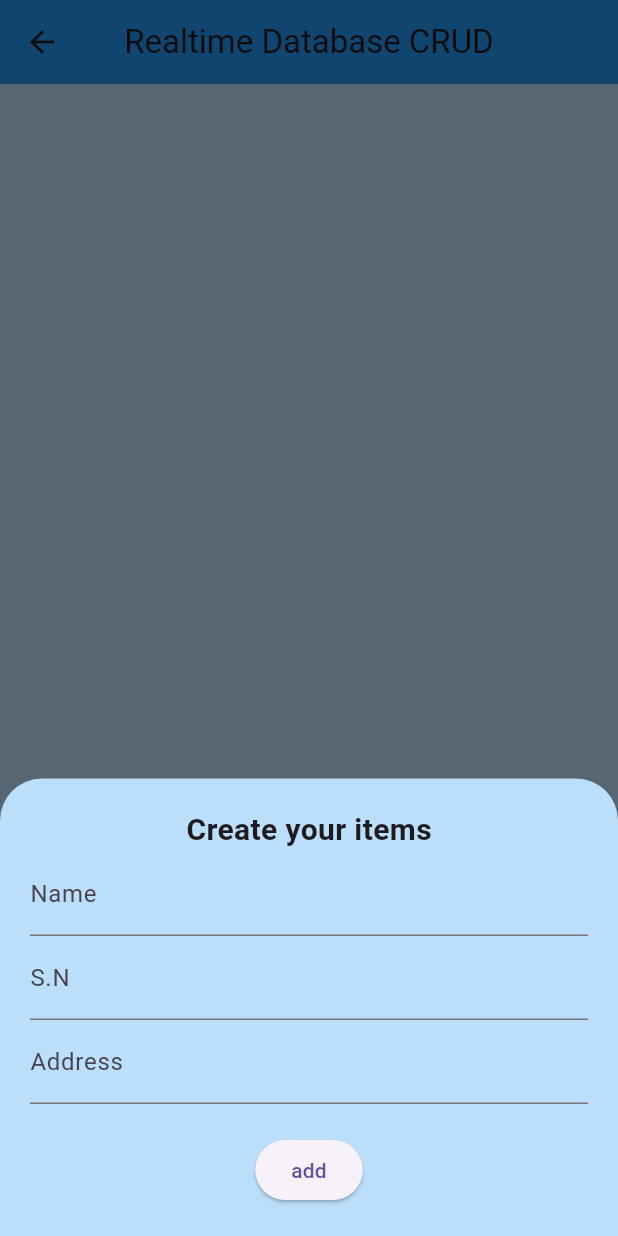
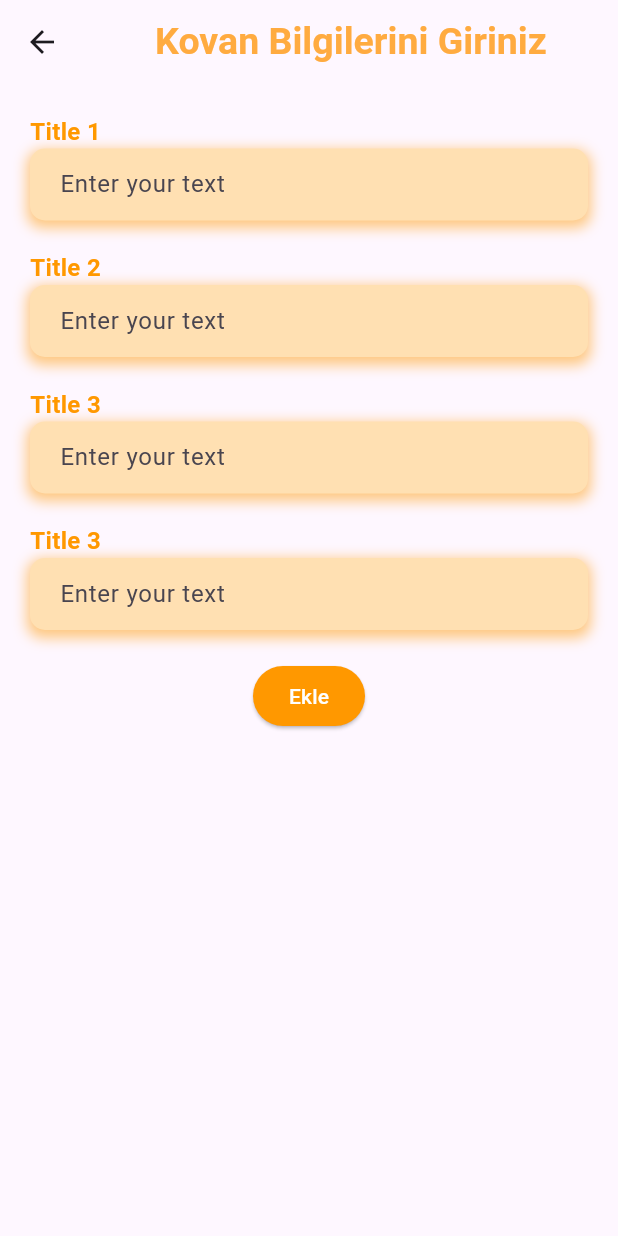
Before and after one commit to Intelli-Hive/IntelliHive-Mobile, a Flutter app: the AddHivePage screen opened directly, after a tap on the "add" icon, on a phone screen of 412 x 824 dp. Run offline on Flutter 3.47's test engine with Material 3 defaults, Android fonts, the phone set to English and light mode, and no system bars; drawn by our look-alikes of firebase_database; our stand-ins replace cloud_firestore, firebase_auth, firebase_core, flutter_svg, fluttertoast; accounts and stored records are empty.

Commit message:
update n delete data, added

```diff
--- a/intellihive_mobile_app/lib/Pages/Hive_Page/create_bottom_sheet.dart
+++ /dev/null
@@ -1,81 +0,0 @@
-import 'package:flutter/material.dart';
-import 'hive_main.dart';
-
-
-final TextEditingController nameController = TextEditingController();
-final TextEditingController snController = TextEditingController();
-final TextEditingController addressController = TextEditingController();
-
-void createBottomSheet(BuildContext context) {
-  showModalBottomSheet(
-      isScrollControlled: true,
-      backgroundColor: Colors.blue[100],
-      context: context,
-      builder: (BuildContext context) {
-        return Padding(
-          padding: EdgeInsets.only(
-            top: 20,
-            right: 20,
-            left: 20,
-            bottom: MediaQuery.of(context).viewInsets.bottom + 20,
-          ),
-          child: Column(
-            mainAxisAlignment: MainAxisAlignment.start,
-            mainAxisSize: MainAxisSize.min,
-            children: [
-              const Center(
-                child: Text(
-                  "Create your items",
-                  style: TextStyle(
-                    fontSize: 20,
-                    fontWeight: FontWeight.bold,
-                  ),
-                ),
-              ),
-              TextField(
-                controller: nameController,
-                decoration: const InputDecoration(
-                  labelText: "Name",
-                  hintText: "eg.Elon",
-                ),
-              ),
-              TextField(
-                keyboardType: TextInputType.number,
-                controller: snController,
-                decoration: const InputDecoration(
-                  labelText: "S.N",
-                  hintText: "eg.1",
-                ),
-              ),
-              TextField(
-                controller: addressController,
-                decoration: const InputDecoration(
-                  labelText: "Address",
-                  hintText: "eg.UK",
-                ),
-              ),
-              const SizedBox(
-                height: 20,
-              ),
-              ElevatedButton(
-                  onPressed: () {
-                    final id = DateTime.now().microsecond.toString();
-                    databaseReference.child(id).set({
-                      'name': nameController.text.toString(),
-                      'sn': snController.text.toString(),
-                      'address': addressController.text.toString(),
-                      'id': id //It's give the unique id every time.
-                    });
-                    // For clear the controller
-                    nameController.clear();
-                    snController.clear();
-                    addressController.clear();
-                    //For Dismiss the keyboard afte adding items
-                    Navigator.pop(context);
-                  },
-                  child: const Text("add"))
-            ],
-          ),
-        );
-      });
-}
--- a/intellihive_mobile_app/lib/Pages/Hive_Page/hive_main.dart
+++ b/intellihive_mobile_app/lib/Pages/Hive_Page/hive_main.dart
@@ -1,8 +1,8 @@
-import 'package:firebase_database/firebase_database.dart';
-import 'package:firebase_database/ui/firebase_animated_list.dart';
+import 'package:cloud_firestore/cloud_firestore.dart';
+import 'package:firebase_auth/firebase_auth.dart';
 import 'package:flutter/material.dart';
-import 'update_bottom_sheet.dart';
-import 'create_bottom_sheet.dart';
+import 'package:fluttertoast/fluttertoast.dart';
+import 'package:intellihive_mobile_app/Pages/Hive_Page/new_hive.dart';
 
 class AddHivePage extends StatefulWidget {
   AddHivePage({Key? key}) : super(key: key);
@@ -11,92 +11,148 @@ class AddHivePage extends StatefulWidget {
   State<AddHivePage> createState() => _AddHivePageState();
 }
 
-final databaseReference = FirebaseDatabase.instance.ref("IntelliHiveDatas");
+String userId = FirebaseAuth.instance.currentUser?.uid ?? '';
 
 class _AddHivePageState extends State<AddHivePage> {
+
+  final CollectionReference _userHives =
+  FirebaseFirestore.instance
+      .collection('Hives')
+      .doc('UserHives')
+      .collection(userId);
+
+  final _kovanPlakaController = TextEditingController();
+  final _kovanSicaklikController = TextEditingController();
+  final _kovanNemController = TextEditingController();
+  final _kovanAgirlikController = TextEditingController();
+
+  Future<void> _update([DocumentSnapshot? documentSnapshot]) async {
+    if (documentSnapshot != null)  {
+      _kovanPlakaController.text = documentSnapshot['kovan_plaka'];
+      _kovanSicaklikController.text = documentSnapshot['kovan_sicaklik'];
+      _kovanNemController.text = documentSnapshot['kovan_nem'];
+      _kovanAgirlikController.text = documentSnapshot['kovan_agirlik'];
+    }
+    await showModalBottomSheet(
+      isScrollControlled: true,
+        context: context,
+        builder: (BuildContext ctx) {
+      return Padding(
+          padding: EdgeInsets.only(
+            top: 20,
+            left: 20,
+            right: 20,
+            bottom: MediaQuery.of(ctx).viewInsets.bottom + 20),
+        child: Column(
+          mainAxisSize: MainAxisSize.min,
+          crossAxisAlignment: CrossAxisAlignment.start,
+          children: [
+            TextField(
+              controller: _kovanPlakaController,
+              decoration: const InputDecoration(labelText: 'Kovan Plakası'),
+            ),
+            TextField(
+              keyboardType:
+                  const TextInputType.numberWithOptions(decimal: true),
+              controller: _kovanSicaklikController,
+              decoration: const InputDecoration(labelText: 'Kovan Sıcaklık'),
+            ),
+            const SizedBox(height: 20),
+            ElevatedButton(
+                child: const Text('Güncelle'),
+                onPressed: () async {
+                  final String plaka = _kovanPlakaController.text;
+                  final String sicaklik = _kovanSicaklikController.text;
+                  if (plaka != null) {
+                    await _userHives
+                        .doc(documentSnapshot!.id)
+                        .update({"kovan_plaka": plaka, "kovan_sicaklik": sicaklik});
+                    _kovanPlakaController.text = '';
+                    _kovanSicaklikController.text = '';
+                  }
+                },
+            )
+          ],
+        ),
+      );
+    }
+    );
+  }
+  Future<void> _delete(String hiveId) async {
+    await _userHives.doc(hiveId).delete();
+
+    Fluttertoast.showToast(
+        msg: "Kovan Başarıyla Silindi!",
+        toastLength: Toast.LENGTH_SHORT,
+        gravity: ToastGravity.BOTTOM,
+        timeInSecForIosWeb: 1,
+        backgroundColor: Colors.green,
+        textColor: Colors.white,
+        fontSize: 16.0
+    );
+  }
 
   @override
   Widget build(BuildContext context) {
     return Scaffold(
-      resizeToAvoidBottomInset: true,
-      backgroundColor: Colors.blue[100],
+      floatingActionButton: FloatingActionButton(
+          onPressed: () {
+            Navigator.push(
+                context, MaterialPageRoute(builder: (context) => NewHive()));
+          },
+          child: Icon(Icons.add)),
       appBar: AppBar(
-        backgroundColor: Colors.blue,
-        centerTitle: true,
-        title: const Text("Realtime Database CRUD"),
+        title: Row(
+          mainAxisAlignment: MainAxisAlignment.center,
+          children: [
+            Text(
+              "Kovan Ekle",
+              style: TextStyle(
+                  color: Colors.orangeAccent,
+                  fontSize: 25.0,
+                  fontWeight: FontWeight.bold),
+            )
+          ],
+        ),
       ),
-      // For Read/Display Operaion
-      body: Column(
-        children: [
-          Expanded(
-              child: FirebaseAnimatedList(
-                  query: databaseReference,
-                  itemBuilder: (context, snapshot, index, animation) {
-                    return Card(
-                      shape: RoundedRectangleBorder(
-                        borderRadius: BorderRadius.circular(20),
-                      ),
-                      margin: const EdgeInsets.all(10),
-                      child: ListTile(
-                        title: Text(
-                          snapshot.child("name").value.toString(),
-                          style: const TextStyle(
-                            fontWeight: FontWeight.bold,
-                            fontSize: 20,
-                          ),
-                        ),
-                        subtitle:
-                        Text(snapshot.child("address").value.toString()),
-                        leading: CircleAvatar(
-                            backgroundColor: Colors.blue[100],
-                            child: Text(snapshot.child("sn").value.toString())),
-                        trailing: PopupMenuButton(
-                          icon: const Icon(Icons.more_vert),
-                          itemBuilder: (context) => [
-                            // For Update Operation
-                            PopupMenuItem(
-                              value: 1,
-                              child: ListTile(
-                                onTap: () {
-                                  Navigator.pop(context);
-                                  updateBottomSheet(
-                                    context,
-                                    snapshot.child("name").value.toString(),
-                                    snapshot.child("id").value.toString(),
-                                    snapshot.child("sn").value.toString(),
-                                    snapshot.child("address").value.toString(),
-                                  );
-                                },
-                                leading: const Icon(Icons.edit),
-                                title: const Text("Edit"),
-                              ),
+      body: StreamBuilder(
+        stream: _userHives.snapshots(),
+        builder: (context, AsyncSnapshot<QuerySnapshot> streamSnapshot) {
+          if(streamSnapshot.hasData){
+            return ListView.builder(
+                itemCount: streamSnapshot.data!.docs.length,
+                itemBuilder: (context, index) {
+                  final DocumentSnapshot documentSnapshot =
+                      streamSnapshot.data!.docs[index];
+                  return Card(
+                    margin: const EdgeInsets.all(10),
+                    child: ListTile(
+                      title: Text(documentSnapshot['kovan_plaka']),
+                      subtitle: Text(documentSnapshot['kovan_sicaklik']),
+                      trailing: SizedBox(
+                        width: 100,
+                        child: Row(
+                          children: [
+                            IconButton(
+                                onPressed: () => _update(documentSnapshot),
+                                icon: const Icon(Icons.calendar_view_week)
                             ),
-                            // For Delete Operation
-                            PopupMenuItem(
-                              value: 2,
-                              child: ListTile(
-                                onTap: () {
-                                  Navigator.pop(context);
-                                  databaseReference
-                                      .child(
-                                      snapshot.child('id').value.toString())
-                                      .remove();
-                                },
-                                leading: const Icon(Icons.delete),
-                                title: const Text("Delete"),
-                              ),
-                            ),
+                            IconButton(
+                                onPressed: () => _delete(documentSnapshot.id),
+                                icon: const Icon(Icons.delete)
+                            )
                           ],
                         ),
                       ),
-                    );
-                  }))
-        ],
-      ),
-      // For Create Operation
-      floatingActionButton: FloatingActionButton(
-        onPressed: () => createBottomSheet(context),
-        child: const Icon(Icons.add),
+                    ),
+                  );
+                },
+            );
+          }
+          return const Center(
+            child: CircularProgressIndicator(),
+          );
+        },
       ),
     );
   }
--- /dev/null
+++ b/intellihive_mobile_app/lib/Pages/Hive_Page/new_hive.dart
@@ -0,0 +1,245 @@
+import 'package:flutter/material.dart';
+import 'package:fluttertoast/fluttertoast.dart';
+import '../../services/hive_service.dart';
+import 'package:firebase_auth/firebase_auth.dart';
+
+class NewHive extends StatefulWidget {
+  const NewHive({super.key});
+
+  @override
+  State<NewHive> createState() => _NewHiveState();
+}
+
+Future<String> getCurrentUserId() async {
+  FirebaseAuth auth = FirebaseAuth.instance;
+  User? user = auth.currentUser;
+
+  if (user != null) {
+    // Kullanıcı oturum açmışsa, kullanıcının kimlik bilgisini döndür
+    return user.uid;
+  } else {
+    // Kullanıcı oturum açmamışsa, boş bir dize döndür
+    return '';
+  }
+}
+
+
+class _NewHiveState extends State<NewHive> {
+  final _kovanPlakaController = TextEditingController();
+  final _kovanSicaklikController = TextEditingController();
+  final _kovanNemController = TextEditingController();
+  final _kovanAgirlikController = TextEditingController();
+
+  @override
+  Widget build(BuildContext context) {
+    return Scaffold(
+      appBar: AppBar(
+        title: Row(
+          mainAxisAlignment: MainAxisAlignment.center,
+          children: [
+            Text(
+              "Kovan Bilgilerini Giriniz",
+              style: TextStyle(
+                  color: Colors.orangeAccent,
+                  fontSize: 25.0,
+                  fontWeight: FontWeight.bold),
+            )
+          ],
+        ),
+      ),
+      body: SingleChildScrollView(
+        child: Container(
+          padding: EdgeInsets.all(20.0),
+          child: Column(
+            mainAxisAlignment: MainAxisAlignment.start,
+            crossAxisAlignment: CrossAxisAlignment.stretch,
+            children: [
+              // İlk metin giriş alanı
+              Column(
+                crossAxisAlignment: CrossAxisAlignment.start,
+                children: [
+                  Text(
+                    'Title 1', // Başlık 1
+                    style: TextStyle(
+                      color: Colors.orange, // Turuncu rengi
+                      fontSize: 16.0,
+                      fontWeight: FontWeight.bold,
+                    ),
+                  ),
+                  Container(
+                    padding: EdgeInsets.symmetric(horizontal: 20.0),
+                    decoration: BoxDecoration(
+                      color: Colors.orange[100], // Turuncu tonu burada
+                      borderRadius: BorderRadius.circular(10.0),
+                      boxShadow: [
+                        BoxShadow(
+                          color: Colors.orange.withOpacity(0.5), // Yarı saydamlık ve turuncu tonu
+                          spreadRadius: 2,
+                          blurRadius: 7,
+                          offset: Offset(0, 3), // Gölgenin pozisyonu
+                        ),
+                      ],
+                    ),
+                    child: TextFormField(
+                      controller: _kovanPlakaController,
+                      decoration: InputDecoration(
+                        border: InputBorder.none,
+                        hintText: 'Enter your text',
+                      ),
+                    ),
+                  ),
+                ],
+              ),
+              SizedBox(height: 20.0), // Bir boşluk ekleyebilirsiniz
+
+              // İkinci metin giriş alanı
+              Column(
+                crossAxisAlignment: CrossAxisAlignment.start,
+                children: [
+                  Text(
+                    'Title 2', // Başlık 2
+                    style: TextStyle(
+                      color: Colors.orange, // Turuncu rengi
+                      fontSize: 16.0,
+                      fontWeight: FontWeight.bold,
+                    ),
+                  ),
+                  Container(
+                    padding: EdgeInsets.symmetric(horizontal: 20.0),
+                    decoration: BoxDecoration(
+                      color: Colors.orange[100], // Turuncu tonu burada
+                      borderRadius: BorderRadius.circular(10.0),
+                      boxShadow: [
+                        BoxShadow(
+                          color: Colors.orange.withOpacity(0.5), // Yarı saydamlık ve turuncu tonu
+                          spreadRadius: 2,
+                          blurRadius: 7,
+                          offset: Offset(0, 3), // Gölgenin pozisyonu
+                        ),
+                      ],
+                    ),
+                    child: TextFormField(
+                      controller: _kovanSicaklikController,
+                      decoration: InputDecoration(
+                        border: InputBorder.none,
+                        hintText: 'Enter your text',
+                      ),
+                    ),
+                  ),
+                ],
+              ),
+              SizedBox(height: 20.0), // Bir boşluk ekleyebilirsiniz
+
+              // Üçüncü metin giriş alanı
+              Column(
+                crossAxisAlignment: CrossAxisAlignment.start,
+                children: [
+                  Text(
+                    'Title 3', // Başlık 3
+                    style: TextStyle(
+                      color: Colors.orange, // Turuncu rengi
+                      fontSize: 16.0,
+                      fontWeight: FontWeight.bold,
+                    ),
+                  ),
+                  Container(
+                    padding: EdgeInsets.symmetric(horizontal: 20.0),
+                    decoration: BoxDecoration(
+                      color: Colors.orange[100], // Turuncu tonu burada
+                      borderRadius: BorderRadius.circular(10.0),
+                      boxShadow: [
+                        BoxShadow(
+                          color: Colors.orange.withOpacity(0.5), // Yarı saydamlık ve turuncu tonu
+                          spreadRadius: 2,
+                          blurRadius: 7,
+                          offset: Offset(0, 3), // Gölgenin pozisyonu
+                        ),
+                      ],
+                    ),
+                    child: TextFormField(
+                      controller: _kovanNemController,
+                      decoration: InputDecoration(
+                        border: InputBorder.none,
+                        hintText: 'Enter your text',
+                      ),
+                    ),
+                  ),
+                ],
+              ),
+              SizedBox(height: 20.0), // Bir boşluk ekleyebilirsiniz
+
+              // Dördüncü metin giriş alanı
+              Column(
+                crossAxisAlignment: CrossAxisAlignment.start,
+                children: [
+                  Text(
+                    'Title 3', // Başlık 3
+                    style: TextStyle(
+                      color: Colors.orange, // Turuncu rengi
+                      fontSize: 16.0,
+                      fontWeight: FontWeight.bold,
+                    ),
+                  ),
+                  Container(
+                    padding: EdgeInsets.symmetric(horizontal: 20.0),
+                    decoration: BoxDecoration(
+                      color: Colors.orange[100], // Turuncu tonu burada
+                      borderRadius: BorderRadius.circular(10.0),
+                      boxShadow: [
+                        BoxShadow(
+                          color: Colors.orange.withOpacity(0.5), // Yarı saydamlık ve turuncu tonu
+                          spreadRadius: 2,
+                          blurRadius: 7,
+                          offset: Offset(0, 3), // Gölgenin pozisyonu
+                        ),
+                      ],
+                    ),
+                    child: TextFormField(
+                      controller: _kovanAgirlikController,
+                      decoration: InputDecoration(
+                        border: InputBorder.none,
+                        hintText: 'Enter your text',
+                      ),
+                    ),
+                  ),
+                ],
+              ),
+              SizedBox(height: 20.0), // Bir boşluk ekleyebilirsiniz
+
+              Center(
+                child: ElevatedButton(
+                  onPressed: () async{
+                    String userId = await getCurrentUserId();
+                    HiveService().AddHive(userId: userId, kovan_plaka: _kovanPlakaController.text.trim(), kovan_sicaklik: _kovanSicaklikController.text.trim(), kovan_nem: _kovanNemController.text.trim(), kovan_agirlik: _kovanAgirlikController.text.trim());
+
+                    Navigator.pop(context);
+
+                    Fluttertoast.showToast(
+                      msg: "Kovan Başarıyla Eklendi!",
+                      toastLength: Toast.LENGTH_SHORT,
+                      gravity: ToastGravity.BOTTOM,
+                      timeInSecForIosWeb: 1,
+                      backgroundColor: Colors.green,
+                      textColor: Colors.white,
+                      fontSize: 16.0
+                    );
+                  },
+                  style: ElevatedButton.styleFrom(
+                    primary: Colors.orange, // Butonun turuncu rengi
+                  ),
+                  child: Text(
+                    'Ekle',
+                    style: TextStyle(
+                      color: Colors.white, // Beyaz yazı rengi
+                    ),
+                  ),
+                ),
+              ),
+            ],
+          ),
+        ),
+      )
+      ,
+    );
+  }
+}
--- a/intellihive_mobile_app/lib/Pages/data_per_user.dart
+++ b/intellihive_mobile_app/lib/Pages/data_per_user.dart
@@ -5,7 +5,6 @@ import 'package:intellihive_mobile_app/Pages/Home_Page/hive_control.dart';
 
 
 class DataPerUserPage extends StatefulWidget {
-  //final String docId;
   final String title;
 
   DataPerUserPage({Key? key, required this.title}) : super(key: key);
@@ -13,7 +12,6 @@ class DataPerUserPage extends StatefulWidget {
   @override
   _DataPerUserPageState createState() => _DataPerUserPageState();
 }
-
 
 class _DataPerUserPageState extends State<DataPerUserPage> {
   @override
```
Also changed, not shown: intellihive_mobile_app/lib/Pages/Hive_Page/update_bottom_sheet.dart (deleted, +0 -78 lines), intellihive_mobile_app/lib/services/hive_service.dart (renamed from intellihive_mobile_app/lib/services/add_hive_service.dart, +14 -2 lines).
